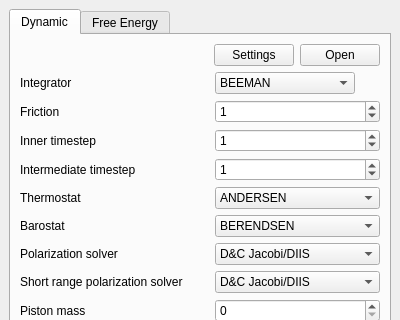
Qt form src/ui/qt_form/keyword_editor_main_window.ui (VTX-Molecular-Visualization/VTX) before a commit; both pictures show x 0 to 400 and y 0 to 320 of the 400 by 1008 pixel window.
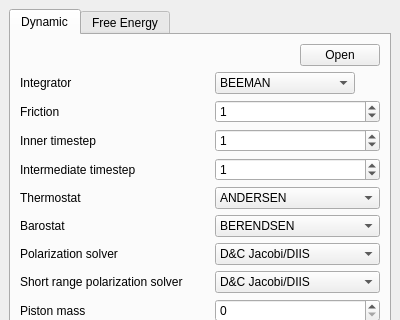
The same form after that commit. Custom widgets are drawn as their Qt base class.

The edit to the form file:
```diff
--- a/src/ui/qt_form/keyword_editor_main_window.ui
+++ b/src/ui/qt_form/keyword_editor_main_window.ui
@@ -70,13 +70,6 @@
                 </property>
                </spacer>
               </item>
-              <item>
-               <widget class="QPushButton" name="pushButtonSettings">
-                <property name="text">
-                 <string>Settings</string>
-                </property>
-               </widget>
-              </item>
               <item>
                <widget class="QPushButton" name="pushButtonOpenKeyfile">
                 <property name="text">
```
Left out of the diff: 6 changed lines with no effect on the pictures.
